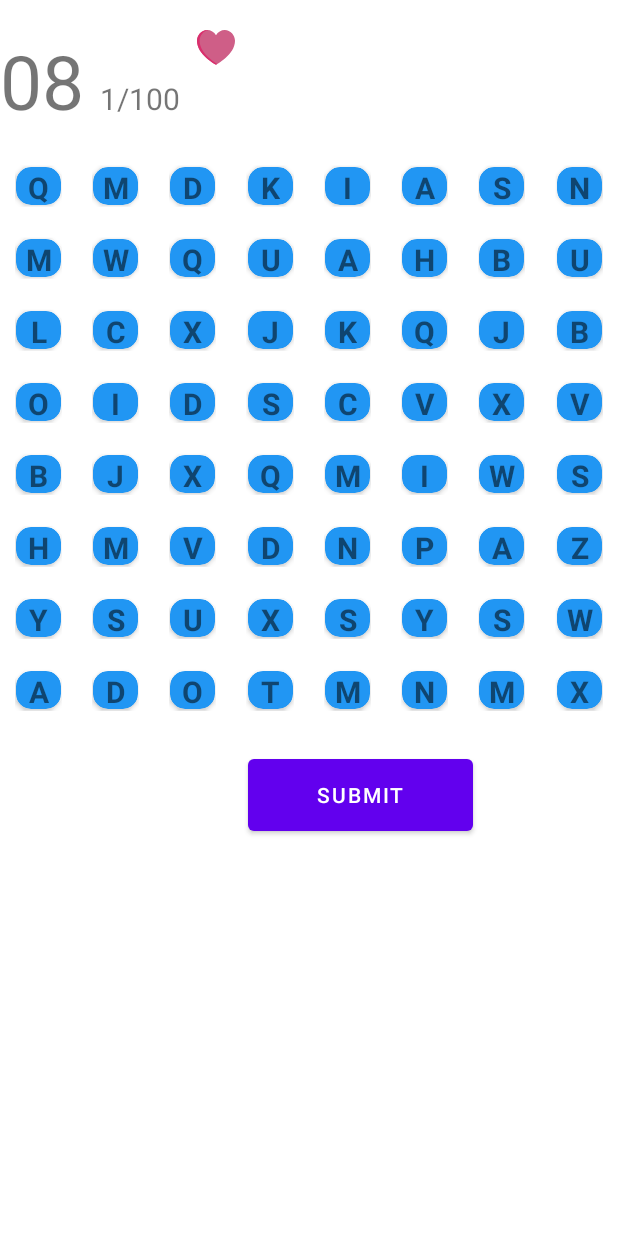
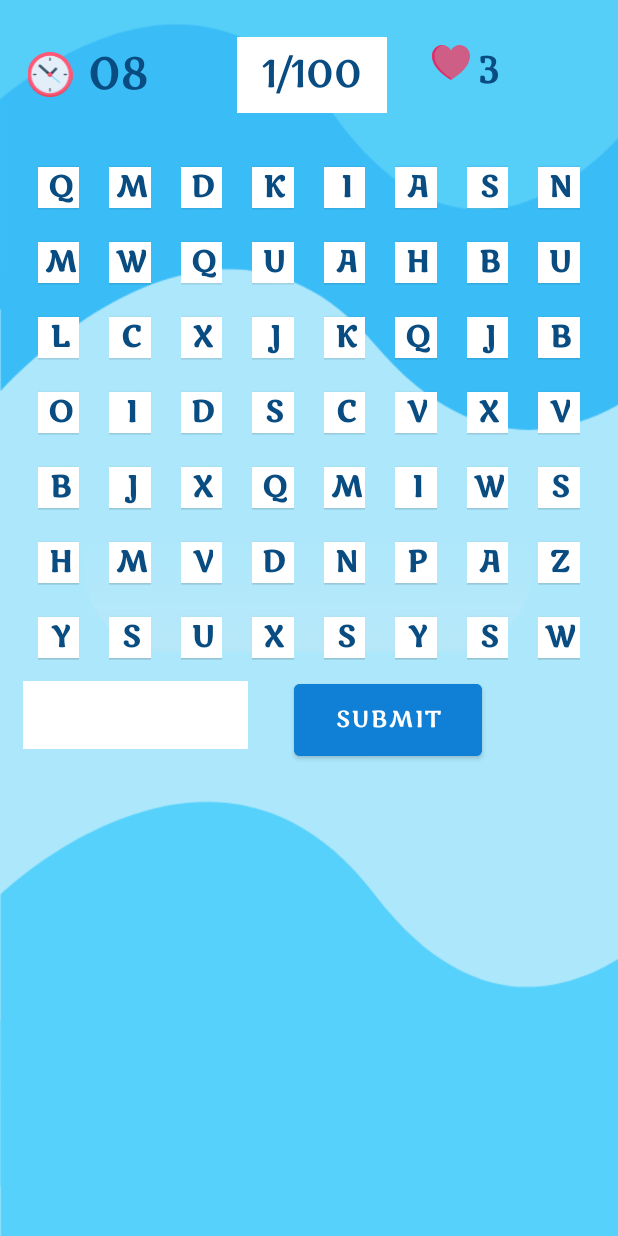
Before and after one commit to SamiaShashmi/Word-Hunt, an Android app: the screen it shows after launch (MainActivity), on a phone screen of 412 x 824 dp. Run offline under Robolectric (Android 15) with nearby library versions, the phone set to English and light mode, and no system bars.

Commit message:
UI updated

```diff
--- /dev/null
+++ b/app/src/main/res/drawable/ic_clock.xml
@@ -0,0 +1,18 @@
+<vector android:height="40dp" android:viewportHeight="512"
+    android:viewportWidth="512" android:width="40dp" xmlns:android="http://schemas.android.com/apk/res/android">
+    <path android:fillColor="#ff5876" android:pathData="m512,256c0,-3.11 -0.056,-6.208 -0.165,-9.291 -4.891,-137.081 -117.56,-246.709 -255.835,-246.709s-250.944,109.628 -255.834,246.709c-0.11,3.083 -0.166,6.181 -0.166,9.291 0,141.385 131.502,246.71 256,246.71 126.754,0 256,-105.325 256,-246.71z"/>
+    <path android:fillColor="#e6485d" android:pathData="m256,493.419c-138.273,0 -250.922,-109.631 -255.814,-246.71 -0.111,3.086 -0.186,6.179 -0.186,9.291 0,141.385 114.615,256 256,256s256,-114.615 256,-256c0,-3.112 -0.075,-6.205 -0.185,-9.29 -4.893,137.079 -117.542,246.709 -255.815,246.709z"/>
+    <path android:fillColor="#e4eef9" android:pathData="m469.419,246.709c-4.864,-113.667 -98.554,-204.327 -213.419,-204.327s-208.555,90.66 -213.419,204.327c-0.132,3.081 -0.001,209.321 213.419,209.321s213.551,-206.24 213.419,-209.321z"/>
+    <path android:fillColor="#d5e0f2" android:pathData="m256,451.037c-114.864,0 -208.539,-90.662 -213.405,-204.328 -0.132,3.082 -0.213,6.176 -0.213,9.29 0,117.978 95.64,213.618 213.618,213.618s213.618,-95.639 213.618,-213.617c0,-3.114 -0.082,-6.209 -0.213,-9.29 -4.866,113.666 -98.541,204.327 -213.405,204.327z"/>
+    <path android:fillColor="#405b6c" android:pathData="m333.595,181.05c-6.089,-6.005 -15.893,-5.938 -21.897,0.15l-36.334,36.837 3.651,17.537 16.972,5.654 37.759,-38.281c6.004,-6.088 5.937,-15.892 -0.151,-21.897z"/>
+    <path android:fillColor="#405b6c" android:pathData="m234.082,219.447 l-82.402,-73.432c-6.385,-5.69 -16.172,-5.126 -21.861,1.259 -5.689,6.384 -5.126,16.172 1.259,21.861l84.025,74.878 17.509,-5.84z"/>
+    <path android:fillColor="#86dcff" android:pathData="m365.636,355.837c-1.758,0 -3.524,-0.595 -4.976,-1.814l-98.073,-82.378c-3.273,-2.75 -3.699,-7.634 -0.949,-10.907 2.75,-3.275 7.633,-3.7 10.908,-0.949l98.073,82.379c3.273,2.75 3.699,7.634 0.949,10.907 -1.531,1.823 -3.724,2.762 -5.932,2.762z"/>
+    <path android:fillColor="#2d4456" android:pathData="m215.103,244.013 l14.46,12.886 18.57,-6.31 -1.007,-19.519 -13.043,-11.623c-9.075,5.453 -15.944,14.19 -18.98,24.566z"/>
+    <path android:fillColor="#2d4456" android:pathData="m275.363,218.038 l-12.294,12.464v24.466h19.366l13.552,-13.739c-3.724,-10.076 -11.151,-18.349 -20.624,-23.191z"/>
+    <path android:fillColor="#ff5876" android:pathData="m280.783,246.708c-3.762,-10.03 -13.439,-17.169 -24.783,-17.169s-21.021,7.139 -24.783,17.169c-1.084,2.891 -0.072,26.462 24.783,26.462s25.867,-23.571 24.783,-26.462z"/>
+    <path android:fillColor="#e6485d" android:pathData="m256,263.88c-11.344,0 -21.017,-7.14 -24.779,-17.17 -1.085,2.891 -1.682,6.02 -1.682,9.29 0,14.614 11.847,26.46 26.46,26.46 14.614,0 26.46,-11.847 26.46,-26.46 0,-3.27 -0.597,-6.399 -1.681,-9.29 -3.761,10.029 -13.434,17.17 -24.778,17.17z"/>
+    <path android:fillColor="#405b6c" android:pathData="m263.757,93.573v-24.027c0,-4.284 -3.473,-7.757 -7.757,-7.757s-7.757,3.473 -7.757,7.757v24.027c0,4.284 3.472,7.757 7.757,7.757s7.757,-3.473 7.757,-7.757z"/>
+    <path android:fillColor="#405b6c" android:pathData="m248.243,418.427v24.027c0,4.284 3.472,7.757 7.757,7.757s7.757,-3.473 7.757,-7.757v-24.027c0,-4.284 -3.473,-7.757 -7.757,-7.757s-7.757,3.473 -7.757,7.757z"/>
+    <path android:fillColor="#405b6c" android:pathData="m442.454,263.757c4.285,0 7.757,-3.473 7.757,-7.757s-3.473,-7.757 -7.757,-7.757h-24.027c-4.284,0 -7.757,3.473 -7.757,7.757s3.473,7.757 7.757,7.757z"/>
+    <path android:fillColor="#405b6c" android:pathData="m69.546,248.243c-4.285,0 -7.757,3.473 -7.757,7.757s3.472,7.757 7.757,7.757h24.027c4.285,0 7.757,-3.473 7.757,-7.757s-3.473,-7.757 -7.757,-7.757z"/>
+</vector>
--- a/app/src/main/res/layout/activity_main.xml
+++ b/app/src/main/res/layout/activity_main.xml
@@ -5,40 +5,82 @@
     android:layout_width="match_parent"
     android:layout_height="wrap_content"
     android:orientation="vertical"
-    tools:context=".MainActivity">
+    tools:context=".MainActivity"
+    android:background="@drawable/background">
     <LinearLayout
         android:layout_width="match_parent"
         android:layout_height="100dp"
         android:orientation="horizontal"
-        android:paddingTop="20dp"
         >
-        <TextView
+        <LinearLayout
+            android:layout_width="150dp"
+            android:layout_height="wrap_content"
+            android:orientation="horizontal"
+            android:layout_gravity="center_vertical"
+            android:layout_marginLeft="8dp">
+            <ImageView
                 android:layout_width="wrap_content"
-            android:layout_height="55dp"
-            android:text="15"
-            android:textSize="50dp"
-            android:id="@+id/timer"
+                android:layout_height="30dp"
+                android:src="@drawable/ic_clock"
+                android:layout_margin="5dp"
                 />
             <TextView
-            android:layout_width="75dp"
-            android:layout_height="30dp"
+                android:id="@+id/timer"
+                android:layout_width="wrap_content"
+                android:layout_height="40dp"
+                android:fontFamily="@font/marko_one"
+                android:textColor="@color/blue"
+                android:text="15"
+                android:textSize="30dp" />
+        </LinearLayout>
+
+
+        <TextView
+            android:id="@+id/levelCount"
+            android:layout_width="100dp"
+            android:layout_height="wrap_content"
+            android:background="@color/white"
+            android:fontFamily="@font/marko_one"
+            android:text="1/100"
+            android:textColor="@color/blue"
+            android:textSize="25dp"
             android:textAlignment="center"
-            android:text="1/100"
-            android:textSize="20dp"
-            android:id="@+id/levelCount"
+            android:padding="8dp"
+            android:layout_gravity="center_vertical"
             />
+        <LinearLayout
+            android:layout_width="wrap_content"
+            android:layout_height="wrap_content"
+            android:orientation="horizontal"
+            android:layout_gravity="center_vertical"
+            android:layout_marginLeft="30dp"
+            >
             <ImageView
                 android:layout_width="25dp"
                 android:layout_height="25dp"
                 android:src="@drawable/ic_heart"
+                android:layout_marginRight="5dp"
                 />
+            <TextView
+                android:id="@+id/life"
+                android:layout_width="wrap_content"
+                android:layout_height="40dp"
+                android:fontFamily="@font/marko_one"
+                android:textColor="@color/blue"
+                android:text="3"
+                android:textSize="25dp"/>
+        </LinearLayout>
+
+
     </LinearLayout>
 
     <androidx.constraintlayout.widget.ConstraintLayout xmlns:android="http://schemas.android.com/apk/res/android"
         xmlns:app="http://schemas.android.com/apk/res-auto"
         xmlns:tools="http://schemas.android.com/tools"
         android:layout_width="match_parent"
-        android:layout_height="400dp"
+        android:layout_height="350dp"
+        android:paddingLeft="15dp"
+        android:paddingRight="15dp"
         >
 
         <androidx.recyclerview.widget.RecyclerView
@@ -65,18 +107,27 @@
             android:orientation="horizontal">
             <TextView
                 android:layout_width="150dp"
-                android:layout_height="60dp"
-                android:textColor="@color/teal_700"
+                android:layout_height="wrap_content"
+                android:textColor="@color/blue"
                 android:textSize="25dp"
                 android:layout_marginLeft="15dp"
+                android:layout_marginRight="15dp"
                 tools:ignore="MissingConstraints"
-                android:id="@+id/madeWord"/>
+                android:id="@+id/madeWord"
+                android:fontFamily="@font/marko_one"
+                android:background="@color/white"
+                android:padding="5dp"/>
             <Button
-                android:layout_width="150dp"
+                android:layout_width="125dp"
                 android:layout_height="60dp"
                 android:text="Submit"
+                android:textSize="15dp"
                 tools:ignore="MissingConstraints"
-                android:onClick="levelUp"/>
+                android:fontFamily="@font/marko_one"
+                android:onClick="levelUp"
+                android:backgroundTint="#107FD6"
+                android:textColor="@color/white"
+                android:layout_marginLeft="15dp"/>
         </LinearLayout>
 
 
--- a/app/src/main/res/layout/grid_layout.xml
+++ b/app/src/main/res/layout/grid_layout.xml
@@ -8,18 +8,18 @@
     android:padding="10dp">
 
     <androidx.cardview.widget.CardView
-        android:layout_width="30dp"
-        android:layout_height="25dp"
+        android:layout_width="65dp"
+        android:layout_height="wrap_content"
         android:layout_margin="1dp"
-        android:background="#2196F3"
-        android:backgroundTint="#2196F3"
-        app:cardBackgroundColor="#2196F3"
+        android:background="@color/white"
+        android:backgroundTint="@color/white"
+        app:cardBackgroundColor="@color/white"
         app:layout_constraintBottom_toBottomOf="parent"
         app:layout_constraintEnd_toEndOf="parent"
         app:layout_constraintStart_toStartOf="parent"
         app:layout_constraintTop_toTopOf="parent"
-        app:layout_constraintVertical_bias="0.6"
-        app:cardCornerRadius="10dp">
+        app:cardCornerRadius="10dp"
+        >
 
         <androidx.constraintlayout.widget.ConstraintLayout
             android:layout_width="match_parent"
@@ -34,9 +34,13 @@
                 android:text="A"
                 android:textSize="20dp"
                 android:textStyle="bold"
+                android:textColor="#094C81"
+                android:fontFamily="@font/marko_one"
                 app:layout_constraintEnd_toEndOf="parent"
                 app:layout_constraintStart_toStartOf="parent"
-                tools:ignore="MissingConstraints" />
+                tools:ignore="MissingConstraints"
+                android:gravity="center_vertical"
+                android:layout_marginTop="10dp"/>
         </androidx.constraintlayout.widget.ConstraintLayout>
     </androidx.cardview.widget.CardView>
 
--- a/app/src/main/res/values/colors.xml
+++ b/app/src/main/res/values/colors.xml
@@ -7,4 +7,5 @@
     <color name="teal_700">#FF018786</color>
     <color name="black">#FF000000</color>
     <color name="white">#FFFFFFFF</color>
+    <color name="blue">#FF094C81</color>
 </resources>
```
Also changed, not shown: app/src/main/res/drawable/background.png (added), app/src/main/res/font/marko_one.ttf (added). Lines whose indentation alone changed are shown as unchanged.
